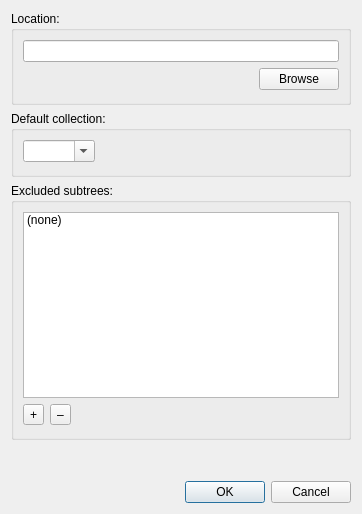
Above: src/dlg/AddRootDialog.ui from wagenadl/photohoard before the change. Below: the same form after it.
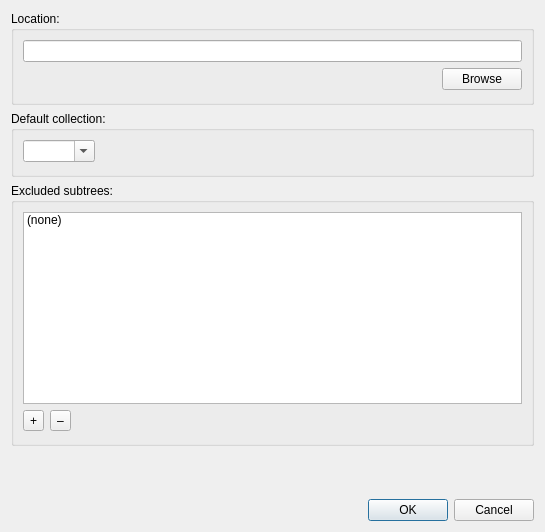
That is the form after the change.

```diff
--- a/src/dlg/AddRootDialog.ui
+++ b/src/dlg/AddRootDialog.ui
@@ -6,8 +6,8 @@
    <rect>
     <x>0</x>
     <y>0</y>
-    <width>362</width>
-    <height>514</height>
+    <width>545</width>
+    <height>532</height>
    </rect>
   </property>
   <property name="windowTitle">
```
Left out of the diff: 28 changed lines with no effect on the pictures.
